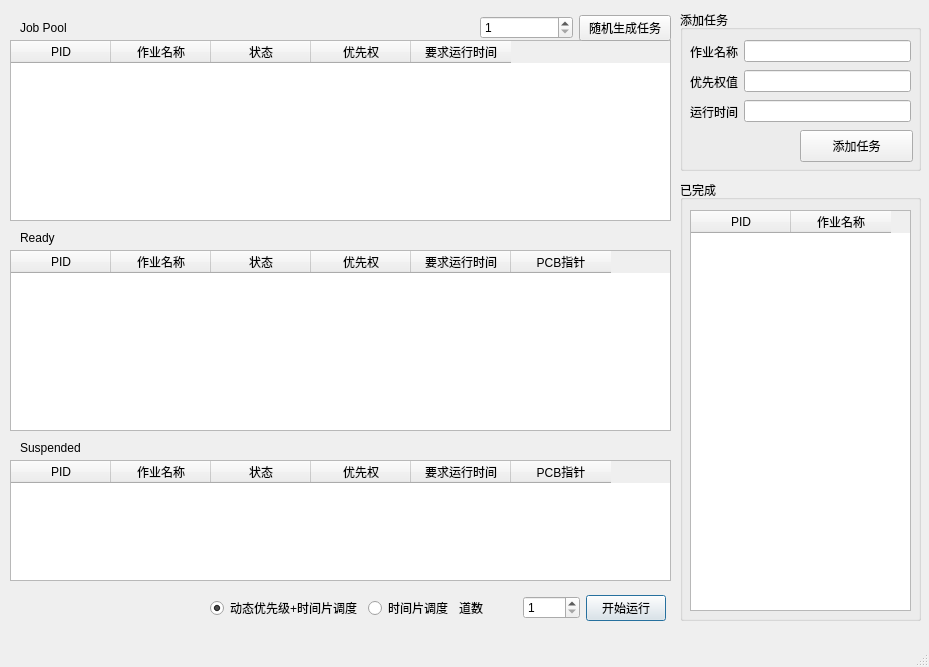
Above: mainwindow.ui from fr0der1c/Simulate-CPU-Scheduling before the change. Below: the same form after it.
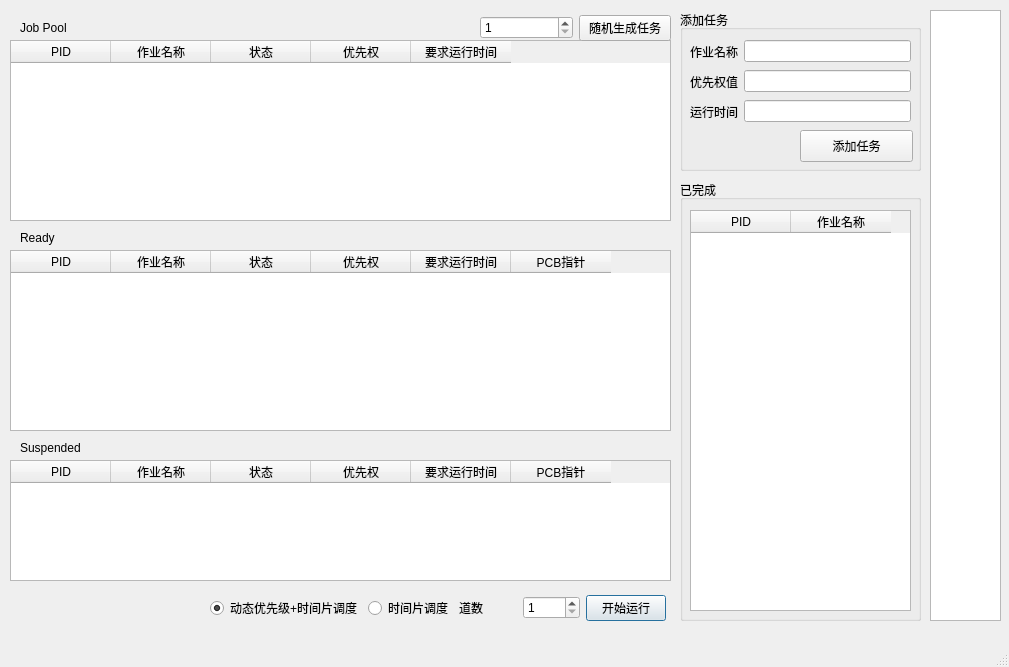
That is the form after the change.

What changed in the file:
```diff
--- a/mainwindow.ui
+++ b/mainwindow.ui
@@ -9,7 +9,7 @@
    <rect>
     <x>0</x>
     <y>0</y>
-    <width>929</width>
+    <width>1009</width>
     <height>667</height>
    </rect>
   </property>
@@ -445,6 +445,16 @@
      <string/>
     </property>
    </widget>
+   <widget class="QGraphicsView" name="graphicsView">
+    <property name="geometry">
+     <rect>
+      <x>930</x>
+      <y>10</y>
+      <width>71</width>
+      <height>611</height>
+     </rect>
+    </property>
+   </widget>
   </widget>
   <widget class="QMenuBar" name="menubar">
    <property name="geometry">
```
Left out of the diff: 2 changed lines with no effect on the pictures.
